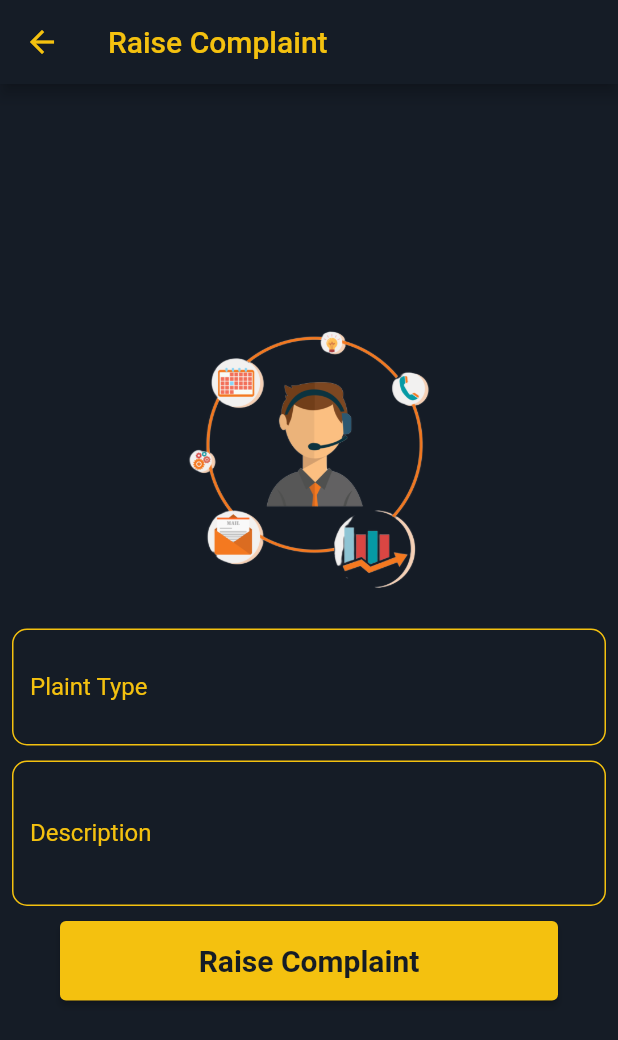
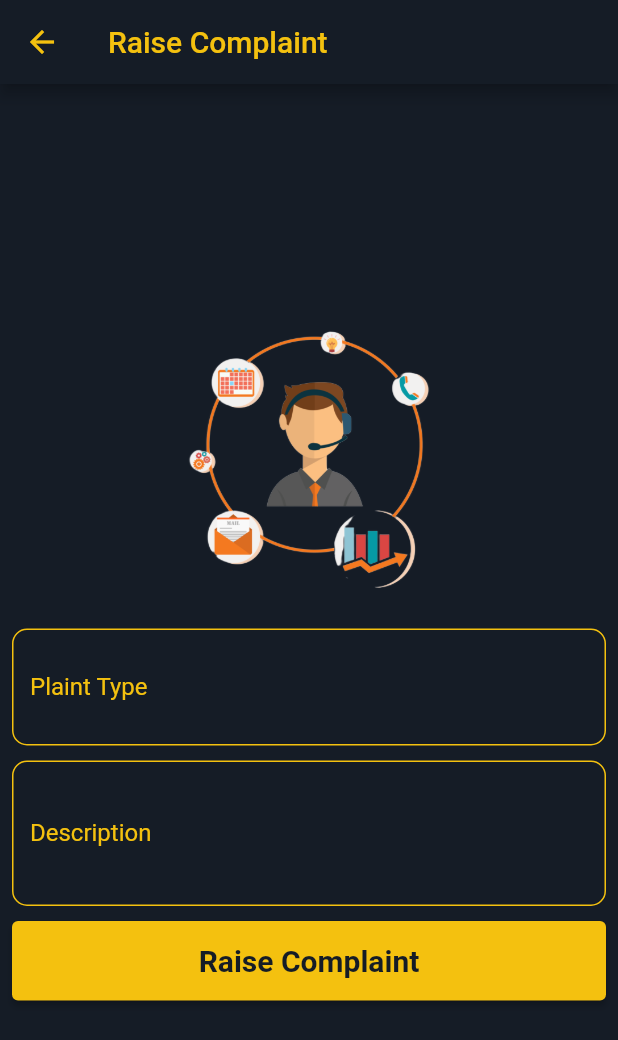
Before and after one commit to ikramDamri/movieapp_flutter, a Flutter app: the complaintScreen screen opened directly, after a tap on "Raise Complaint", on a phone screen of 412 x 824 dp. Shown: the top 1040 px of the screen. Run offline on Flutter 3.47's test engine with Material 2 defaults, Android fonts, the phone set to English and light mode, and no system bars; our stand-ins replace cloud_firestore, dio, eva_icons_flutter, firebase_auth, firebase_core, flutter_rating_bar and 5 more; missing offline and left inert: cloud_firestore_web, firebase_auth_web, firebase_core_web, firebase_storage_web, image_picker_for_web, shared_preferences_web and 1 more; accounts and stored records are empty.

Commit message:
fix raise complaint

```diff
--- a/lib/screens/complaint_screen.dart
+++ b/lib/screens/complaint_screen.dart
@@ -88,28 +88,30 @@ class _complaintScreenState extends State<complaintScreen> {
 
 
             ElevatedButton(
+              onPressed: () {  },
+              style: ButtonStyle(
+                backgroundColor: MaterialStateProperty.all(Style.Colors.secondColor),
+              ),
               child: MaterialButton(
           padding: EdgeInsets.fromLTRB(20, 15, 20, 15),
-          minWidth: 300,
-          onPressed: () {  },
+          minWidth: MediaQuery.of(context).size.width,
+          onPressed: () {
+                  Map<String, dynamic> data = {
+                    "fieled1": sampledata1.text,
+                    "fieled2": sampledata2.text
+                  };
+                  FirebaseFirestore.instance.collection("complaint").add(data);
+                },
+
           child: Text(
             "Raise Complaint",
             textAlign: TextAlign.center,
             style: TextStyle(
                 fontSize: 20, color: Style.Colors.mainColor, fontWeight: FontWeight.bold),
           )),
-          style: ButtonStyle(
-          backgroundColor: MaterialStateProperty.all(Style.Colors.secondColor),
-          ),
 
-                onPressed: () {
-                  Map<String, dynamic> data = {
-                    "fieled1": sampledata1.text,
-                    "fieled2": sampledata2.text
-                  };
-                  FirebaseFirestore.instance.collection("complaint").add(data);
-                },
-                //child: Text("Raise Complaint"),
+
+
                 )
           ],
         ),
--- a/pubspec.yaml
+++ b/pubspec.yaml
@@ -38,6 +38,9 @@ dependencies:
   wiredash: ^0.7.1
   image_picker: ^0.8.5+3
   firebase_storage: ^10.2.18
+  firebase_storage_web: ^3.2.17
+  image_picker_for_web: ^2.1.8
+  shared_preferences_web: ^2.0.4
 
 dev_dependencies:
   flutter_test:
```
Also changed, not shown: pubspec.lock.
